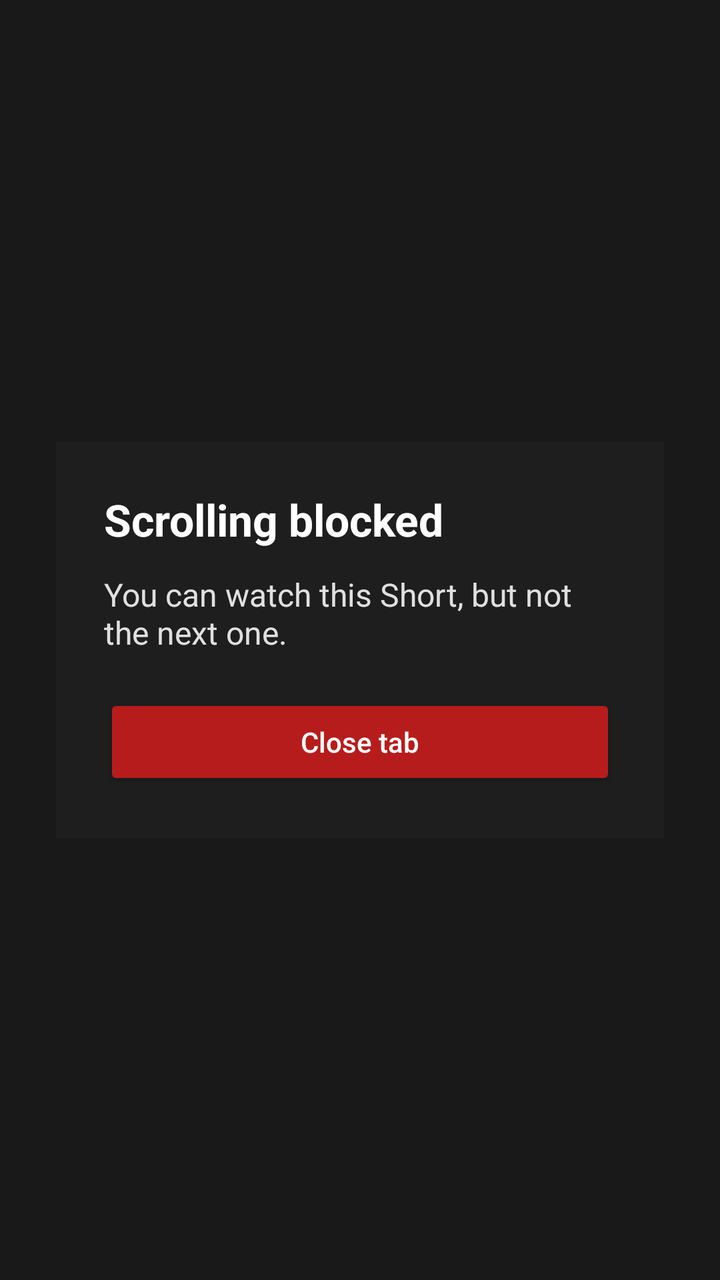
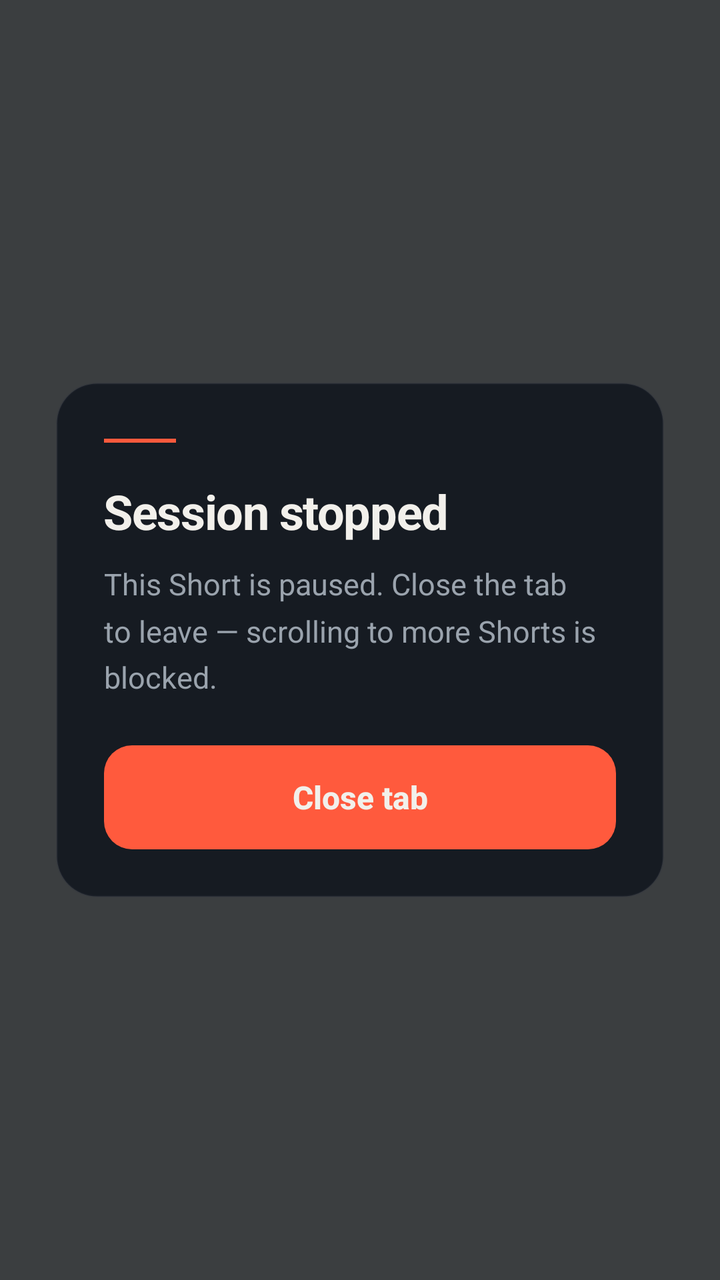

The first picture is an Android layout as it rendered before a commit; the second is the same layout after the commit. The layout source and the unified diff follow.
<!-- AndroidManifest.xml: fallback theme Theme.MaterialComponents.DayNight.NoActionBar -->
<!-- res/layout/scroll_block_overlay.xml -->
<?xml version="1.0" encoding="utf-8"?>
<FrameLayout xmlns:android="http://schemas.android.com/apk/res/android"
    android:id="@+id/scroll_block_root"
    android:layout_width="match_parent"
    android:layout_height="match_parent"
    android:background="#E6000000"
    android:clickable="true"
    android:focusable="true">

    <LinearLayout
        android:layout_width="match_parent"
        android:layout_height="wrap_content"
        android:layout_gravity="center"
        android:layout_marginHorizontal="28dp"
        android:background="#FF1E1E1E"
        android:orientation="vertical"
        android:padding="24dp">

        <TextView
            android:id="@+id/scroll_block_title"
            android:layout_width="match_parent"
            android:layout_height="wrap_content"
            android:text="@string/scroll_block_title"
            android:textColor="#FFFFFFFF"
            android:textSize="22sp"
            android:textStyle="bold" />

        <TextView
            android:id="@+id/scroll_block_message"
            android:layout_width="match_parent"
            android:layout_height="wrap_content"
            android:layout_marginTop="12dp"
            android:text="@string/scroll_block_message"
            android:textColor="#FFE0E0E0"
            android:textSize="16sp" />

        <Button
            android:id="@+id/scroll_block_close_button"
            android:layout_width="match_parent"
            android:layout_height="wrap_content"
            android:layout_marginTop="20dp"
            android:backgroundTint="#FFB71C1C"
            android:text="@string/scroll_block_close_button"
            android:textAllCaps="false"
            android:textColor="#FFFFFFFF" />
    </LinearLayout>
</FrameLayout>
<!-- resources referenced by this layout -->
<resources>
  <string name="scroll_block_close_button">Close tab</string>
  <string name="scroll_block_message">You can watch this Short, but not the next one.</string>
  <string name="scroll_block_title">Scrolling blocked</string>
</resources>

<!-- the commit's change to res/layout/scroll_block_overlay.xml (unified diff, before → after) -->
@@ -3,45 +3,61 @@
     android:id="@+id/scroll_block_root"
     android:layout_width="match_parent"
     android:layout_height="match_parent"
-    android:background="#E6000000"
+    android:background="#CC0B0E11"
     android:clickable="true"
     android:focusable="true">
 
     <LinearLayout
+        android:id="@+id/scroll_block_panel"
         android:layout_width="match_parent"
         android:layout_height="wrap_content"
         android:layout_gravity="center"
         android:layout_marginHorizontal="28dp"
-        android:background="#FF1E1E1E"
+        android:background="@drawable/scroll_block_panel_bg"
+        android:elevation="8dp"
         android:orientation="vertical"
-        android:padding="24dp">
+        android:paddingHorizontal="24dp"
+        android:paddingTop="28dp"
+        android:paddingBottom="24dp">
+
+        <View
+            android:layout_width="36dp"
+            android:layout_height="2dp"
+            android:background="#FFFF5A3D" />
 
         <TextView
             android:id="@+id/scroll_block_title"
             android:layout_width="match_parent"
             android:layout_height="wrap_content"
+            android:layout_marginTop="18dp"
+            android:letterSpacing="-0.02"
             android:text="@string/scroll_block_title"
-            android:textColor="#FFFFFFFF"
-            android:textSize="22sp"
+            android:textColor="#FFF2F0EB"
+            android:textSize="24sp"
             android:textStyle="bold" />
 
         <TextView
             android:id="@+id/scroll_block_message"
             android:layout_width="match_parent"
             android:layout_height="wrap_content"
-            android:layout_marginTop="12dp"
+            android:layout_marginTop="10dp"
+            android:lineSpacingMultiplier="1.3"
             android:text="@string/scroll_block_message"
-            android:textColor="#FFE0E0E0"
-            android:textSize="16sp" />
+            android:textColor="#FF9AA3AD"
+            android:textSize="15sp" />
 
         <Button
             android:id="@+id/scroll_block_close_button"
             android:layout_width="match_parent"
-            android:layout_height="wrap_content"
-            android:layout_marginTop="20dp"
-            android:backgroundTint="#FFB71C1C"
+            android:layout_height="52dp"
+            android:layout_marginTop="24dp"
+            android:background="@drawable/scroll_block_button_bg"
+            android:backgroundTint="@null"
+            android:stateListAnimator="@null"
             android:text="@string/scroll_block_close_button"
             android:textAllCaps="false"
-            android:textColor="#FFFFFFFF" />
+            android:textColor="#FFF2F0EB"
+            android:textSize="16sp"
+            android:textStyle="bold" />
     </LinearLayout>
 </FrameLayout>
<!-- resource entries referenced after the edit -->
@@ -1,7 +1,28 @@
 <!-- resources referenced by this layout -->
 <resources>
+  <!-- drawable scroll_block_button_bg (drawable) -->
+  <?xml version="1.0" encoding="utf-8"?>
+  <ripple xmlns:android="http://schemas.android.com/apk/res/android"
+      android:color="#33FFFFFF">
+      <item>
+          <shape android:shape="rectangle">
+              <solid android:color="#FFFF5A3D" />
+              <corners android:radius="14dp" />
+          </shape>
+      </item>
+  </ripple>
+  <!-- drawable scroll_block_panel_bg (drawable) -->
+  <?xml version="1.0" encoding="utf-8"?>
+  <shape xmlns:android="http://schemas.android.com/apk/res/android"
+      android:shape="rectangle">
+      <solid android:color="#FF161B22" />
+      <stroke
+          android:width="1dp"
+          android:color="#332A313C" />
+      <corners android:radius="20dp" />
+  </shape>
   <string name="scroll_block_close_button">Close tab</string>
-  <string name="scroll_block_message">You can watch this Short, but not the next one.</string>
-  <string name="scroll_block_title">Scrolling blocked</string>
+  <string name="scroll_block_message">This Short is paused. Close the tab to leave — scrolling to more Shorts is blocked.</string>
+  <string name="scroll_block_title">Session stopped</string>
 </resources>
 
